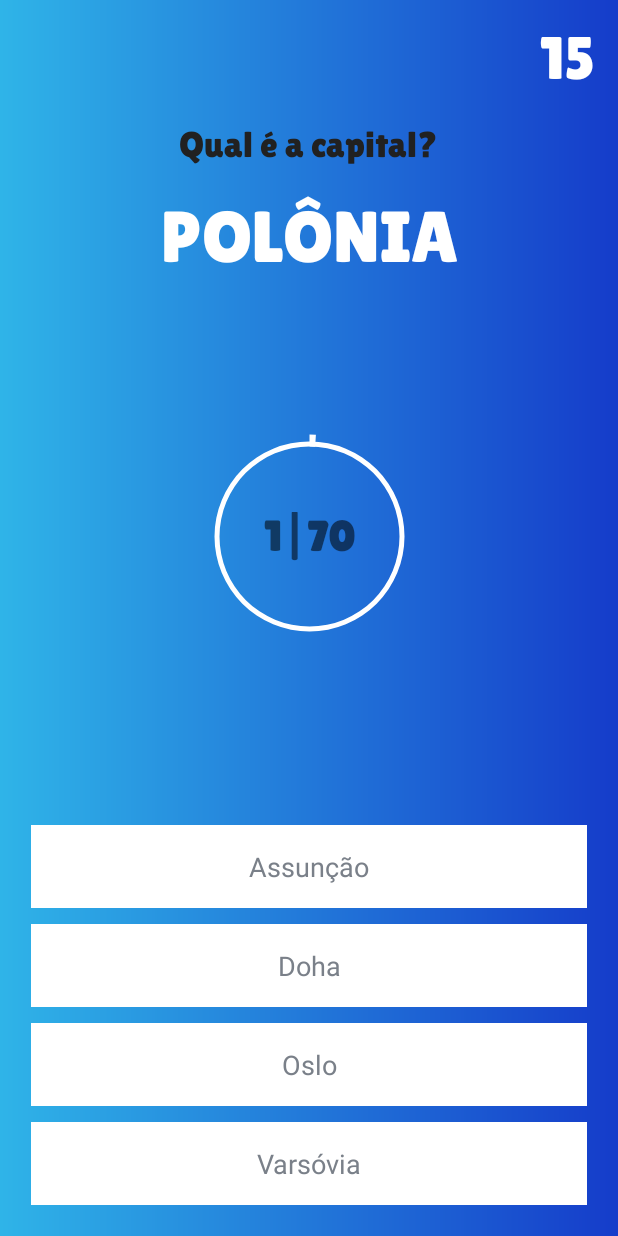
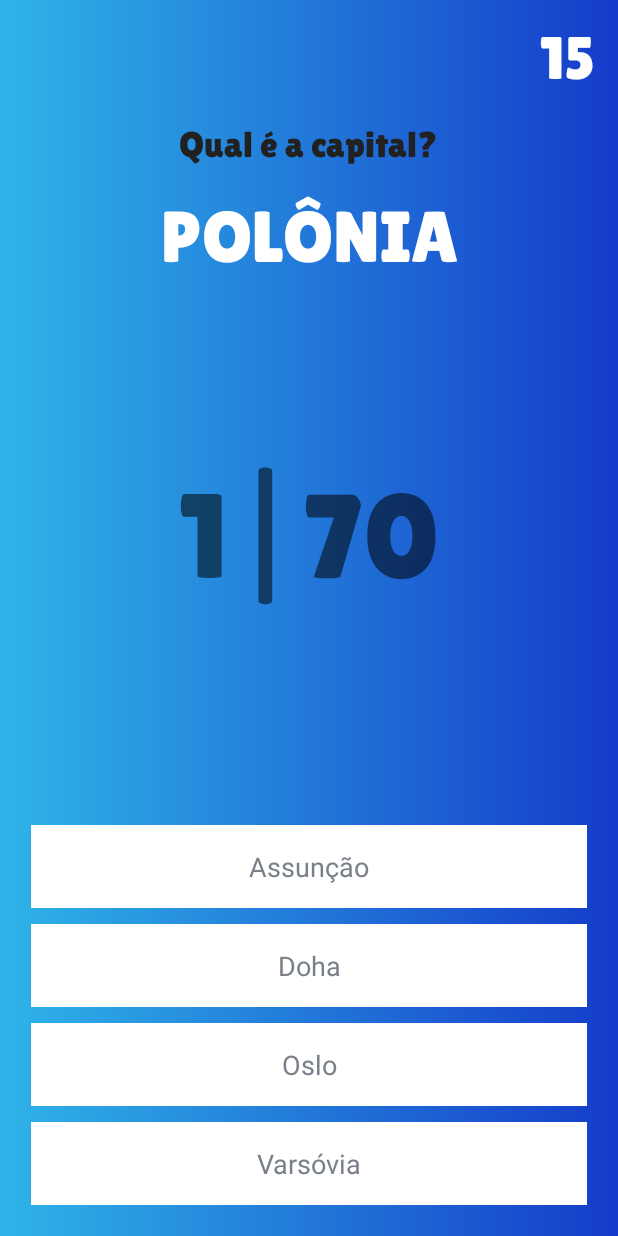
Before and after one commit to Pedro-Luigi/Game-Quiz, an Android app: the QuestionActivity screen opened directly, with no data from a screen before it, on a phone screen of 412 x 824 dp. Run offline under Robolectric (Android 15) with nearby library versions, the phone set to English and light mode, and no system bars; Roboto replaces fonts that are not available here.

Commit message:
Revert "add a circle progress bar."
This reverts commit 5c0bea5c

```diff
--- a/app/src/main/java/com/meu/qualeacapital/QuestionActivity.kt
+++ b/app/src/main/java/com/meu/qualeacapital/QuestionActivity.kt
@@ -1,11 +1,15 @@
 package com.meu.qualeacapital
 
 import android.annotation.SuppressLint
+import android.app.Activity
 import android.content.Intent
+import android.graphics.Color
+import android.os.Build
 import androidx.appcompat.app.AppCompatActivity
 import android.os.Bundle
 import android.os.CountDownTimer
 import android.view.View
+import androidx.annotation.RequiresApi
 import androidx.appcompat.app.AlertDialog
 import com.meu.qualeacapital.databinding.ActivityQuestionBinding
 import com.meu.qualeacapital.databinding.CorrectDialogLayoutBinding
@@ -41,7 +45,7 @@ class QuestionActivity : AppCompatActivity() {
         binding.tvOptionOne.setOnClickListener {
             timer!!.cancel()
             equal()
-            correction(A)
+            val answer = correction(A)
             if (A){
                 binding.tvOptionOne.setBackgroundColor(resources.getColor(R.color.green_500))
             } else {
@@ -51,7 +55,7 @@ class QuestionActivity : AppCompatActivity() {
         binding.tvOptionTwo.setOnClickListener {
             timer!!.cancel()
             equal()
-            correction(B)
+            val answer = correction(B)
             if (B){
                 binding.tvOptionTwo.setBackgroundColor(resources.getColor(R.color.green_500))
             } else {
@@ -61,7 +65,7 @@ class QuestionActivity : AppCompatActivity() {
         binding.tvOptionThree.setOnClickListener {
             timer!!.cancel()
             equal()
-            correction(C)
+            val answer = correction(C)
             if (C){
                 binding.tvOptionThree.setBackgroundColor(resources.getColor(R.color.green_500))
             } else {
@@ -77,11 +81,9 @@ class QuestionActivity : AppCompatActivity() {
             } else {
                 binding.tvOptionFour.setBackgroundColor(resources.getColor(R.color.red_500))
             }
+
         }
-
         binding.points.text = "$sum|${questionList!!.size}"
-        binding.progressBar.progress = (sum * 100 / questionList!!.size )
-
     }
 
     private fun correction(answer:Boolean) {
--- a/app/src/main/res/drawable/circle_progress_bar.xml
+++ /dev/null
@@ -1,21 +0,0 @@
-<?xml version="1.0" encoding="utf-8"?>
-<rotate xmlns:android="http://schemas.android.com/apk/res/android"
-    android:fromDegrees="270"
-    android:toDegrees="270">
-
-    <shape
-        android:innerRadiusRatio="2.5"
-        android:shape="ring"
-        android:thickness="8dp"
-        android:useLevel="true">
-
-        <gradient
-            android:angle="8"
-            android:endColor="@color/light_blue"
-            android:startColor="@color/white"
-            android:type="sweep"
-            android:useLevel="false"/>
-
-    </shape>
-
-</rotate>
--- a/app/src/main/res/drawable/circle_shape.xml
+++ /dev/null
@@ -1,10 +0,0 @@
-<?xml version="1.0" encoding="utf-8"?>
-<shape xmlns:android="http://schemas.android.com/apk/res/android"
-    android:shape="ring"
-    android:innerRadiusRatio="2.5"
-    android:thickness="3dp"
-    android:useLevel="false">
-
-    <solid android:color="@color/white"/>
-
-</shape>
--- a/app/src/main/res/layout/activity_question.xml
+++ b/app/src/main/res/layout/activity_question.xml
@@ -63,42 +63,16 @@
             android:textSize="48sp" />
     </LinearLayout>
 
-<!--    AQUI -->
-    <RelativeLayout
-        android:layout_width="150dp"
-        android:layout_height="150dp"
-        android:layout_margin="100dp"
-        app:layout_constraintBottom_toTopOf="@id/linear02"
+    <TextView
+        android:id="@+id/points"
+        android:layout_width="wrap_content"
+        android:layout_height="wrap_content"
+        android:textSize="80sp"
+        android:fontFamily="@font/lilita_one"
+        app:layout_constraintBottom_toTopOf="@+id/linear02"
         app:layout_constraintEnd_toEndOf="parent"
         app:layout_constraintStart_toStartOf="parent"
-        app:layout_constraintTop_toBottomOf="@id/linear01">
-
-        <ProgressBar
-            android:id="@+id/progress_bar"
-            style="?android:attr/progressBarStyleHorizontal"
-            android:layout_width="match_parent"
-            android:layout_height="match_parent"
-            android:background="@drawable/circle_shape"
-            android:indeterminate="false"
-            android:progressDrawable="@drawable/circle_progress_bar"
-            android:textAlignment="center" />
-
-        <TextView
-            android:id="@+id/points"
-            android:layout_width="wrap_content"
-            android:layout_height="wrap_content"
-            android:layout_alignParentStart="true"
-            android:layout_alignParentEnd="true"
-            android:layout_centerVertical="true"
-            android:gravity="center"
-            android:text="@string/null_value"
-            android:fontFamily="@font/lilita_one"
-            android:textSize="28sp"
-            android:textStyle="bold"/>
-
-    </RelativeLayout>
-
-<!--    AQUI -->
+        app:layout_constraintTop_toBottomOf="@+id/linear01" />
 
     <LinearLayout
         android:id="@+id/linear02"
--- a/app/src/main/res/values/strings.xml
+++ b/app/src/main/res/values/strings.xml
@@ -9,5 +9,4 @@
     <string name="bot_o_para_iniciar_o_quiz">Botão para iniciar o quiz</string>
     <string name="imagem_de_um_planeta">Imagem de um planeta</string>
     <string name="quiz">Quiz</string>
-    <string name="null_value">---</string>
 </resources>
```
